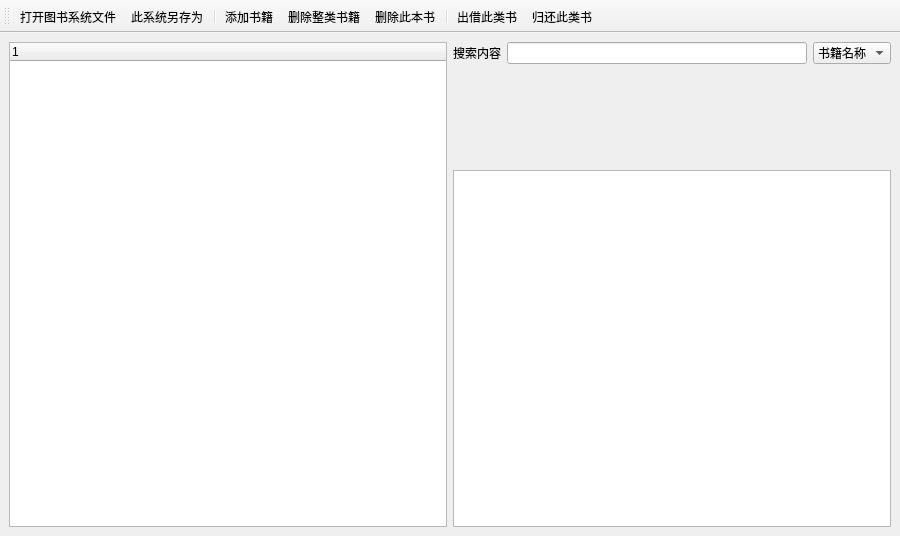
xmmmmmovo/BaseNotes, file algorithm/data structure class/Library/LibrarySystem in pureQT/mainmenu.ui: the form before one commit.
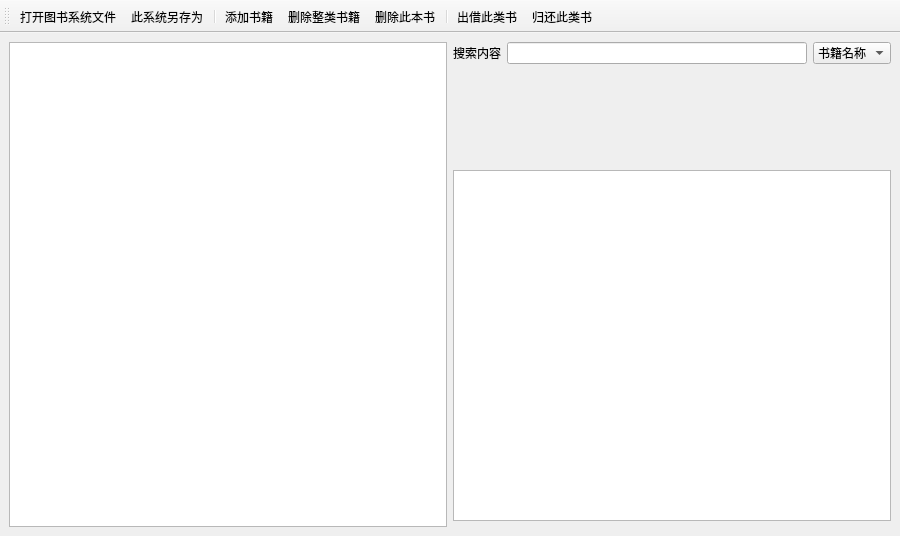
The form after the commit. Icons and pictures are not drawn.

```diff
--- a/algorithm/data structure class/Library/LibrarySystem in pureQT/mainmenu.ui
+++ b/algorithm/data structure class/Library/LibrarySystem in pureQT/mainmenu.ui
@@ -66,15 +66,6 @@
       </item>
      </layout>
     </item>
-    <item row="0" column="0" rowspan="3">
-     <widget class="QTreeWidget" name="bookTree">
-      <column>
-       <property name="text">
-        <string notr="true">1</string>
-       </property>
-      </column>
-     </widget>
-    </item>
     <item row="1" column="1">
      <spacer name="verticalSpacer">
       <property name="orientation">
@@ -91,6 +82,12 @@
       </property>
      </spacer>
     </item>
+    <item row="2" column="1">
+     <widget class="QTextBrowser" name="bookInfo"/>
+    </item>
+    <item row="0" column="0" rowspan="4">
+     <widget class="QTreeView" name="bookTreeView"/>
+    </item>
    </layout>
   </widget>
   <widget class="QToolBar" name="toolBar">
```
Left out of the diff: 3 changed lines with no effect on the pictures.
